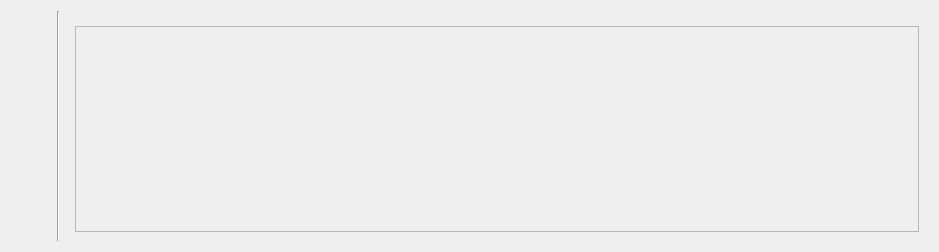
This is arbiter_outputs.ui in pcdshub/pmps-ui as Qt 5 draws it before an edit. The edited form follows.
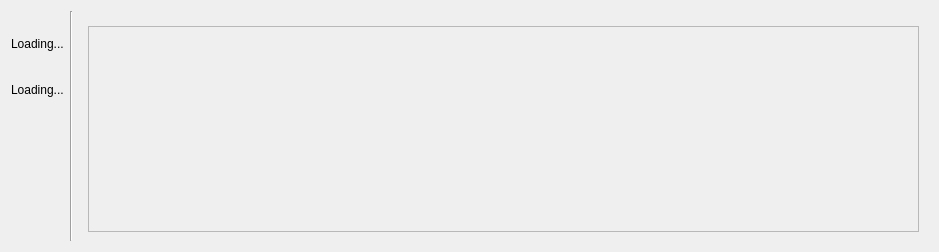
This is the edited form. Custom widgets are drawn as their Qt base class.

Commit message: ENH: tweak arbiter outputs tab and add summary text

The edit to the form file:
```diff
--- a/arbiter_outputs.ui
+++ b/arbiter_outputs.ui
@@ -64,6 +64,13 @@
        </item>
       </layout>
      </item>
+     <item>
+      <widget class="QLabel" name="bc_summary_label">
+       <property name="text">
+        <string>Loading...</string>
+       </property>
+      </widget>
+     </item>
      <item>
       <layout class="QHBoxLayout" name="horizontalLayout_3">
        <item>
@@ -107,6 +114,13 @@
        </item>
       </layout>
      </item>
+     <item>
+      <widget class="QLabel" name="rate_summary_label">
+       <property name="text">
+        <string>Loading...</string>
+       </property>
+      </widget>
+     </item>
      <item>
       <spacer name="verticalSpacer_2">
        <property name="orientation">
@@ -176,7 +190,7 @@
           <rect>
            <x>0</x>
            <y>0</y>
-           <width>675</width>
+           <width>648</width>
            <height>185</height>
           </rect>
          </property>
```
Left out of the diff: 18 changed lines with no effect on the pictures. The commit also changes 1 other file.
